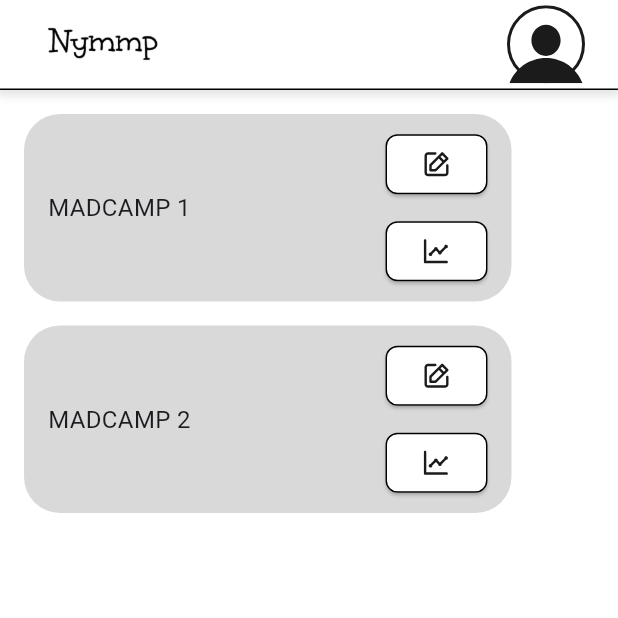
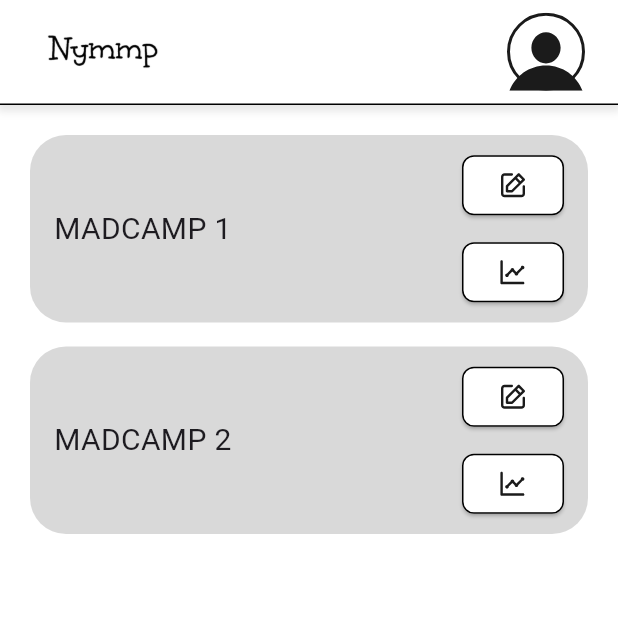
Before and after one commit to Nymmpy/nymmp_front, a Flutter app: the MainPage screen opened by its route, on a phone screen of 412 x 824 dp, the top half of it. Run offline on Flutter 3.47's test engine with Material 3 defaults, Android fonts, the phone set to English and light mode, and no system bars; our stand-ins replace flutter_svg.

Commit message:
feat: 전역변수를 통한 maxwidth 설정

```diff
--- a/lib/components/group_tap.dart
+++ b/lib/components/group_tap.dart
@@ -1,5 +1,6 @@
 import 'package:flutter/material.dart';
 import 'package:flutter_svg/flutter_svg.dart';
+import '../constants.dart';
 
 class GroupTap extends StatelessWidget {
   final int groupId;
@@ -9,8 +10,11 @@ class GroupTap extends StatelessWidget {
 
   @override
   Widget build(BuildContext context) {
+    return LayoutBuilder(
+      builder: (context, constraints) {
+        double maxWidth = constraints.maxWidth ; // 좌우 패딩을 고려한 최대 너비
         return Container(
-      width: 325,
+          width: maxWidth,
           height: 125,
           decoration: BoxDecoration(
             borderRadius: BorderRadius.circular(24),
@@ -26,7 +30,7 @@ class GroupTap extends StatelessWidget {
                   child: Text(
                     groupName,
                     style: TextStyle(
-                  fontSize: 16,
+                      fontSize: 20,
                       fontWeight: FontWeight.w400,
                     ),
                   ),
@@ -80,5 +84,7 @@ class GroupTap extends StatelessWidget {
             ],
           ),
         );
+      },
+    );
   }
 }
--- a/lib/components/header.dart
+++ b/lib/components/header.dart
@@ -1,5 +1,6 @@
 import 'package:flutter/material.dart';
 import 'package:flutter_svg/flutter_svg.dart';
+import '../constants.dart';
 
 class Header extends StatelessWidget {
   final bool isMyPage;
@@ -9,6 +10,10 @@ class Header extends StatelessWidget {
   @override
   Widget build(BuildContext context) {
     return Container(
+      color: Colors.white,
+      child: Center(
+        child: Container(
+          constraints: BoxConstraints(maxWidth: kMaxWidth), // 최대 너비를 500으로 설정
           decoration: BoxDecoration(
             color: Colors.white, // 헤더 배경색
             boxShadow: [
@@ -28,7 +33,7 @@ class Header extends StatelessWidget {
           ),
           child: SafeArea(
             child: Container(
-          height: 60, // 헤더 높이 설정
+              height: 70, // 헤더 높이 설정
               padding: EdgeInsets.symmetric(horizontal: 16.0), // 좌우 패딩
               child: Row(
                 mainAxisAlignment: MainAxisAlignment.spaceBetween,
@@ -60,6 +65,8 @@ class Header extends StatelessWidget {
               ),
             ),
           ),
+        ),
+      ),
     );
   }
 }
--- /dev/null
+++ b/lib/constants.dart
@@ -0,0 +1,3 @@
+import 'package:flutter/material.dart';
+
+const double kMaxWidth = 414.0;
--- a/lib/pages/main_page.dart
+++ b/lib/pages/main_page.dart
@@ -1,17 +1,37 @@
 import 'package:flutter/material.dart';
 import '../components/group_tap.dart';
 import '../components/header.dart';
+import '../constants.dart';
 
 class MainPage extends StatelessWidget {
   @override
   Widget build(BuildContext context) {
     return Scaffold(
       appBar: PreferredSize(
-        preferredSize: Size.fromHeight(60.0),
+        preferredSize: Size.fromHeight(70.0), // 헤더 높이를 좀 더 늘림
         child: Header(isMyPage: false),
       ),
-      body: Padding(
-        padding: EdgeInsets.all(16.0),
+      body: Center(
+        child: Container(
+          constraints: BoxConstraints(maxWidth: kMaxWidth), // 최대 너비를 600으로 설정
+          decoration: BoxDecoration(
+            color: Colors.white,
+            boxShadow: [
+              BoxShadow(
+                color: Colors.black.withOpacity(0.1),
+                offset: Offset(-4, 0), // 왼쪽 그림자
+                blurRadius: 4,
+                spreadRadius: 2,
+              ),
+              BoxShadow(
+                color: Colors.black.withOpacity(0.1),
+                offset: Offset(4, 0), // 오른쪽 그림자
+                blurRadius: 4,
+                spreadRadius: 2,
+              ),
+            ],
+          ),
+          padding: EdgeInsets.all(20.0),
           child: Column(
             crossAxisAlignment: CrossAxisAlignment.start,
             children: <Widget>[
@@ -21,6 +41,7 @@ class MainPage extends StatelessWidget {
             ],
           ),
         ),
+      ),
     );
   }
 }
```
Lines whose indentation alone changed are shown as unchanged.
